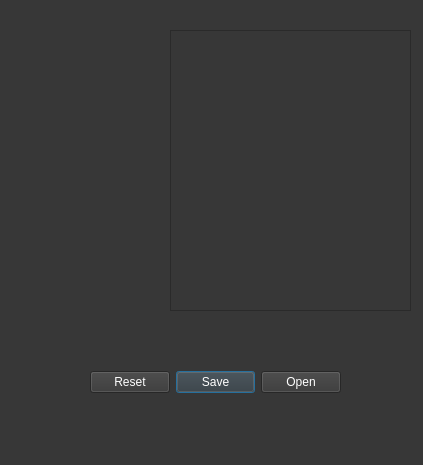
First picture: the form in Course 3 Sem 1/Visual Programming/Lab6/lab6_vp/krasnov.ui, repository Krasnoffsky/Study, before the edit.
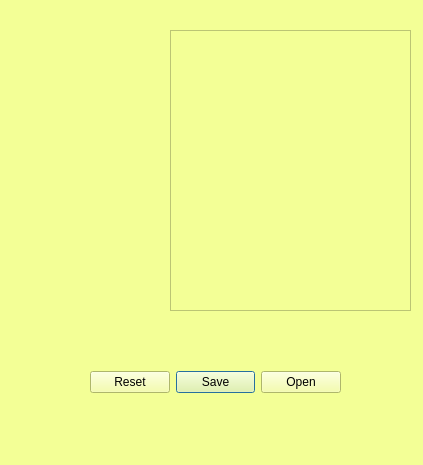
Second picture: the form after the edit.

The edit to the form file:
```diff
--- a/Course 3 Sem 1/Visual Programming/Lab6/lab6_vp/krasnov.ui
+++ b/Course 3 Sem 1/Visual Programming/Lab6/lab6_vp/krasnov.ui
@@ -14,11 +14,11 @@
    <string>Form</string>
   </property>
   <property name="styleSheet">
-   <string notr="true">QPushButton:hover {background: rgb(93, 93, 93)}
-QPushButton {background: rgb(87,87,87); color: white}
-QTextEdit {background: rgb(55,55,55); color: white; border-color: rgb(45,45,45)}
-QLabel {background: rgb(55,55,55); color: white; border-color: rgb(45,45,45)}
-QWidget{background-color: rgb(55, 55, 55); color: white;}
+   <string notr="true">QPushButton:hover {background: rgb(243, 255, 17)}
+QPushButton {background: rgb(200, 255, 17); color: black}
+QLabel {background: rgb(243,255,150);  border-color: rgb(45,45,45)}
+QTextEdit {background: rgb(243,255,150)}
+QWidget{background-color: rgb(243,255,150)}
 
 
 
```
